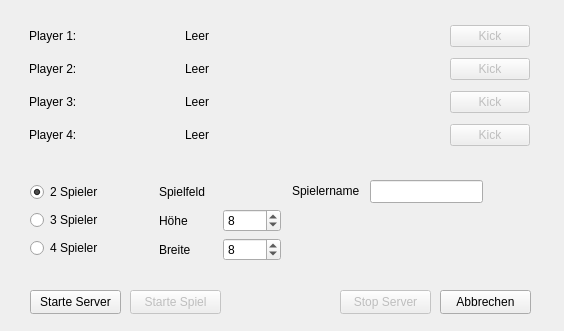
JPaehr/Revrsi, file src/interfaces/server_gui.ui: the form before one commit.
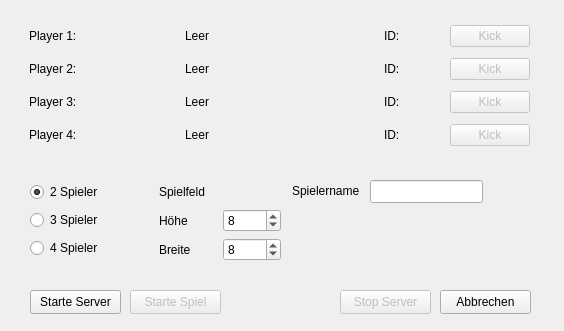
The form after the commit.

Commit message: Server ist jetzt auch Client. Spiel startet im Netzwerk und ist spielbar zmndst. 2 Player mode. Anderes noch nicht getestet. Diverse setter und getter Methoden in der Logic hinzugefügt wegen des KI codes.

Patch:
```diff
--- a/src/interfaces/server_gui.ui
+++ b/src/interfaces/server_gui.ui
@@ -51,6 +51,31 @@
         </property>
        </widget>
       </item>
+      <item>
+       <widget class="QLabel" name="ID1_label">
+        <property name="sizePolicy">
+         <sizepolicy hsizetype="Preferred" vsizetype="Maximum">
+          <horstretch>0</horstretch>
+          <verstretch>0</verstretch>
+         </sizepolicy>
+        </property>
+        <property name="minimumSize">
+         <size>
+          <width>0</width>
+          <height>0</height>
+         </size>
+        </property>
+        <property name="maximumSize">
+         <size>
+          <width>60</width>
+          <height>16777215</height>
+         </size>
+        </property>
+        <property name="text">
+         <string>ID: </string>
+        </property>
+       </widget>
+      </item>
       <item>
        <widget class="QPushButton" name="p1_kill_button">
         <property name="enabled">
@@ -109,6 +134,25 @@
         </property>
        </widget>
       </item>
+      <item>
+       <widget class="QLabel" name="ID2_label">
+        <property name="sizePolicy">
+         <sizepolicy hsizetype="Preferred" vsizetype="Maximum">
+          <horstretch>0</horstretch>
+          <verstretch>0</verstretch>
+         </sizepolicy>
+        </property>
+        <property name="maximumSize">
+         <size>
+          <width>60</width>
+          <height>16777215</height>
+         </size>
+        </property>
+        <property name="text">
+         <string>ID: </string>
+        </property>
+       </widget>
+      </item>
       <item>
        <widget class="QPushButton" name="p2_kill_button">
         <property name="enabled">
@@ -155,6 +199,25 @@
         </property>
        </widget>
       </item>
+      <item>
+       <widget class="QLabel" name="ID3_label">
+        <property name="sizePolicy">
+         <sizepolicy hsizetype="Preferred" vsizetype="Maximum">
+          <horstretch>0</horstretch>
+          <verstretch>0</verstretch>
+         </sizepolicy>
+        </property>
+        <property name="maximumSize">
+         <size>
+          <width>60</width>
+          <height>16777215</height>
+         </size>
+        </property>
+        <property name="text">
+         <string>ID: </string>
+        </property>
+       </widget>
+      </item>
       <item>
        <widget class="QPushButton" name="p3_kill_button">
         <property name="enabled">
@@ -201,6 +264,25 @@
         </property>
        </widget>
       </item>
+      <item>
+       <widget class="QLabel" name="ID4_label">
+        <property name="sizePolicy">
+         <sizepolicy hsizetype="Preferred" vsizetype="Maximum">
+          <horstretch>0</horstretch>
+          <verstretch>0</verstretch>
+         </sizepolicy>
+        </property>
+        <property name="maximumSize">
+         <size>
+          <width>60</width>
+          <height>16777215</height>
+         </size>
+        </property>
+        <property name="text">
+         <string>ID: </string>
+        </property>
+       </widget>
+      </item>
       <item>
        <widget class="QPushButton" name="p4_kill_button">
         <property name="enabled">
```
The commit also changes 16 other files.
